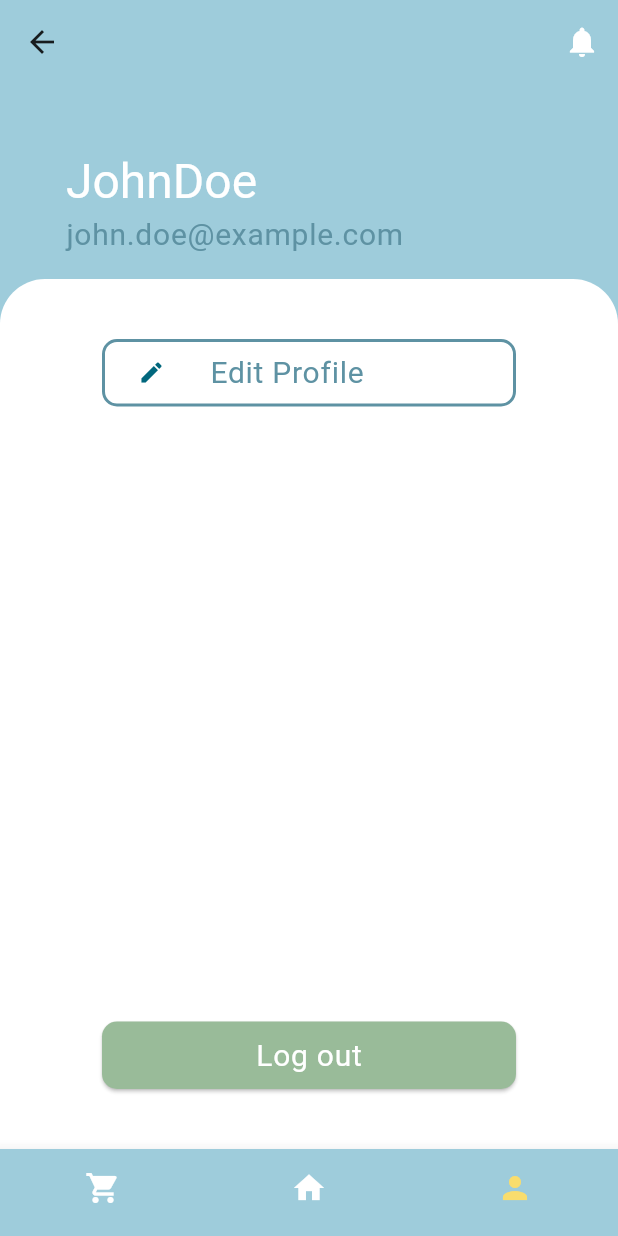
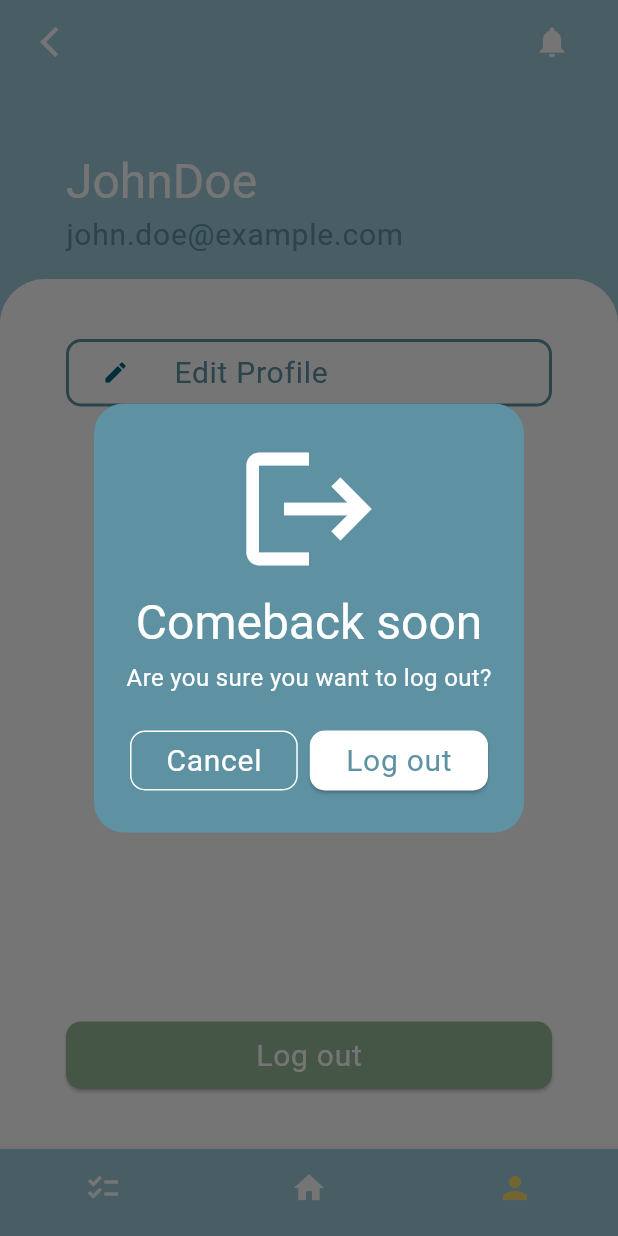
Before and after one commit to Ntckx/MyFridge, a Flutter app: the screen it shows after launch, item 3 of the bottom bar chosen, after a tap on "Log out", on a phone screen of 412 x 824 dp. Run offline on Flutter 3.47's test engine with Material 3 defaults, Android fonts, the phone set to English and light mode, and no system bars; our stand-ins replace flutter_slidable, go_router, google_fonts; Roboto replaces fonts that are missing (Itim).

Commit message:
[EDIT] theme & navbar filename

```diff
--- a/Frontend/lib/screens/home_page.dart
+++ b/Frontend/lib/screens/home_page.dart
@@ -1,5 +1,5 @@
 import 'package:flutter/material.dart';
-import 'package:myfridgeapp/widget/navbar.dart';
+import 'package:myfridgeapp/widget/nav_bar.dart';
 import 'package:myfridgeapp/widget/custom_appbar.dart';
 import 'package:flutter_slidable/flutter_slidable.dart';
 import '../widget/myfridge_item.dart';
--- a/Frontend/lib/screens/notification_page.dart
+++ b/Frontend/lib/screens/notification_page.dart
@@ -1,5 +1,5 @@
 import 'package:flutter/material.dart';
-import 'package:myfridgeapp/widget/navbar.dart';
+import 'package:myfridgeapp/widget/nav_bar.dart';
 import 'package:myfridgeapp/widget/custom_appbar.dart';
 import 'package:myfridgeapp/widget/wrapper.dart';
 
--- a/Frontend/lib/screens/profile_page.dart
+++ b/Frontend/lib/screens/profile_page.dart
@@ -1,5 +1,5 @@
 import 'package:flutter/material.dart';
-import 'package:myfridgeapp/widget/navbar.dart';
+import 'package:myfridgeapp/widget/nav_bar.dart';
 import 'package:myfridgeapp/widget/custom_appbar.dart';
 import 'package:myfridgeapp/widget/wrapper.dart';
 import 'package:myfridgeapp/theme/color_theme.dart';
@@ -38,6 +38,83 @@ class _ProfilePageState extends State<ProfilePage> {
       'email': 'john.doe@example.com',
     };
   }
+
+  void _showLogoutDialog() {
+  showDialog(
+    context: context,
+    builder: (BuildContext context) {
+      return AlertDialog(
+        contentPadding: const EdgeInsets.all(20.0),
+        backgroundColor: AppColors.darkblue,
+        content: SingleChildScrollView(
+          child: Column(
+            mainAxisSize: MainAxisSize.min,
+            children: [
+              const Icon(
+                Icons.logout,
+                size: 100.0,
+                color: AppColors.white,
+              ),
+              const SizedBox(height: 5),
+              Text(
+                "Comeback soon",
+                style: Theme.of(context).textTheme.headlineMedium!.copyWith(
+                      color: AppColors.white,
+                    ),
+                // textAlign: TextAlign.center,
+              ),
+              const SizedBox(height: 5),
+              Text(
+                "Are you sure you want to log out?",
+                style: Theme.of(context).textTheme.bodyMedium!.copyWith(
+                      color: AppColors.white,
+                    ),
+                // textAlign: TextAlign.center,
+              ),
+            ],
+          ),
+        ),
+        actionsAlignment: MainAxisAlignment.center,
+        actions: [
+          OutlinedButton(
+            onPressed: () {
+              Navigator.of(context).pop();
+            },
+            style: Theme.of(context).outlinedButtonTheme.style!.copyWith(
+                  side: MaterialStateProperty.all<BorderSide>(
+                    const BorderSide(color: AppColors.white),
+                  ),
+                  backgroundColor:
+                      MaterialStateProperty.all<Color>(AppColors.darkblue),
+                ),
+            child: Text("Cancel",
+                style: Theme.of(context)
+                    .textTheme
+                    .bodyLarge!
+                    .copyWith(color: AppColors.white)),
+          ),
+          ElevatedButton(
+            onPressed: () {
+              Navigator.of(context).pop();
+              // Perform logout operation here
+            },
+            style: Theme.of(context).elevatedButtonTheme.style!.copyWith(
+                  backgroundColor:
+                      MaterialStateProperty.all<Color>(AppColors.white),
+                ),
+            child: Text(
+              "Log out",
+              style: Theme.of(context)
+                  .textTheme
+                  .bodyLarge!
+                  .copyWith(color: AppColors.darkblue),
+            ),
+          ),
+        ],
+      );
+    },
+  );
+}
 
   @override
   Widget build(BuildContext context) {
@@ -90,7 +167,7 @@ class _ProfilePageState extends State<ProfilePage> {
               ),
               child: Wrapper(
                 child: Padding(
-                  padding: const EdgeInsets.fromLTRB(48, 20, 48, 20),
+                  padding: const EdgeInsets.fromLTRB(24, 20, 24, 20),
                   child: Column(
                     crossAxisAlignment: CrossAxisAlignment.start,
                     children: [
@@ -121,7 +198,7 @@ class _ProfilePageState extends State<ProfilePage> {
                         height: 45,
                         width: double.infinity,
                         child: ElevatedButton(
-                          onPressed: () {},
+                          onPressed: _showLogoutDialog,
                           style: ElevatedButton.styleFrom(
                             backgroundColor: AppColors.green,
                           ),
--- a/Frontend/lib/theme/custom_theme.dart
+++ b/Frontend/lib/theme/custom_theme.dart
@@ -24,10 +24,10 @@ class CustomTheme {
         shape: MaterialStatePropertyAll(RoundedRectangleBorder(
           borderRadius: BorderRadius.circular(10),
         )),
-        foregroundColor: MaterialStatePropertyAll<Color>(
+        foregroundColor: const MaterialStatePropertyAll<Color>(
           AppColors.cream,
         ),
-        textStyle: MaterialStatePropertyAll<TextStyle>(
+        textStyle: const MaterialStatePropertyAll<TextStyle>(
           TextStyle(
             color: AppColors.cream,
           ),
@@ -72,7 +72,6 @@ class CustomTheme {
         checkColor: MaterialStateProperty.all<Color>(AppColors.white),
         side: const BorderSide(color: Colors.transparent)),
 
-
     textTheme: const TextTheme(
       headlineLarge: TextStyle(fontSize: 50, color: AppColors.black),
       headlineMedium: TextStyle(fontSize: 32, color: AppColors.black),
@@ -85,7 +84,14 @@ class CustomTheme {
     inputDecorationTheme: const InputDecorationTheme(
       border: OutlineInputBorder(
         borderRadius: BorderRadius.all(Radius.circular(10)),
+      ),
+      focusedBorder: OutlineInputBorder(
+        borderRadius: BorderRadius.all(Radius.circular(10)),
         borderSide: BorderSide(color: AppColors.darkblue),
+      ),
+      enabledBorder: OutlineInputBorder(
+        borderRadius: BorderRadius.all(Radius.circular(10)),
+        borderSide: BorderSide.none,
       ),
       labelStyle: TextStyle(
         color: AppColors.darkblue,
@@ -95,6 +101,7 @@ class CustomTheme {
       ),
       fillColor: AppColors.grey,
       filled: true,
+      contentPadding: EdgeInsets.symmetric(vertical: 10, horizontal: 10),
     ),
 
     // expansionTileTheme: const ExpansionTileThemeData(
--- a/Frontend/lib/widget/custom_appbar.dart
+++ b/Frontend/lib/widget/custom_appbar.dart
@@ -10,6 +10,18 @@ class CustomAppBar extends StatelessWidget implements PreferredSizeWidget {
   @override
   Widget build(BuildContext context) {
     return AppBar(
+      leading: Navigator.of(context).canPop()
+          ? Padding(
+              padding: const EdgeInsets.only(left: 10.0),
+              child: IconButton(
+                icon: const Icon(Icons.arrow_back_ios_new,
+                    color: AppColors.white),
+                onPressed: () {
+                  Navigator.of(context).pop();
+                },
+              ),
+            )
+          : null,
       title: Text(
         title,
         style: Theme.of(context)
@@ -24,6 +36,7 @@ class CustomAppBar extends StatelessWidget implements PreferredSizeWidget {
           },
           icon: const Icon(Icons.notifications, color: AppColors.white),
         ),
+        const SizedBox(width: 20),
       ],
       backgroundColor: AppColors.blue,
     );
--- a/Frontend/lib/widget/dialog_box.dart
+++ b/Frontend/lib/widget/dialog_box.dart
@@ -1,5 +1,4 @@
 import 'package:flutter/material.dart';
-import 'package:flutter/widgets.dart';
 import 'package:myfridgeapp/theme/color_theme.dart';
 
 class DialogBox extends StatelessWidget {
@@ -77,7 +76,7 @@ class DialogBox extends StatelessWidget {
                     OutlinedButton(
                       onPressed: onCanceled,
                       style: OutlinedButton.styleFrom(
-                        side: const BorderSide(width: 1),
+                        side: const BorderSide(width: 1, color: AppColors.darkblue),
                       ),
                       child: const Text('Cancel'),
                     ),
--- a/Frontend/lib/widget/items_tile.dart
+++ b/Frontend/lib/widget/items_tile.dart
@@ -20,7 +20,7 @@ class ItemsTile extends StatelessWidget {
   @override
   Widget build(BuildContext context) {
     return Padding(
-      padding: const EdgeInsets.fromLTRB(25, 5, 25, 25),
+      padding: const EdgeInsets.fromLTRB(10, 5, 10, 10),
       child: Slidable(
         endActionPane: ActionPane(
           motion: const ScrollMotion(),
--- a/Frontend/lib/widget/NavBar.dart
+++ b/Frontend/lib/widget/nav_bar.dart
@@ -22,7 +22,7 @@ class BottomNav extends StatelessWidget {
   Widget build(BuildContext context) {
     final paths = [
       NavItem(
-        icon: const Icon(Icons.shopping_cart),
+        icon: const Icon(Icons.checklist),
         label: 'Shopping list',
         path: "/shoppinglist",
       ),
@@ -44,7 +44,7 @@ class BottomNav extends StatelessWidget {
           return i;
         }
       }
-      return 0;
+      return -1; // Return -1 if the path is not found
     }
 
     void onChangeRoute(int index) {
@@ -55,18 +55,24 @@ class BottomNav extends StatelessWidget {
       }
     }
 
+    int currentIndex = whichIndex();
+
     return BottomNavigationBar(
       backgroundColor: AppColors.blue,
       items: <BottomNavigationBarItem>[
         for (NavItem i in paths)
           BottomNavigationBarItem(icon: i.icon, label: i.label)
       ],
-      currentIndex: whichIndex(),
+      currentIndex: currentIndex >= 0 ? currentIndex : 0,
       showSelectedLabels: false,
-      selectedItemColor: AppColors.yellow,
+      selectedItemColor: currentIndex >= 0 ? AppColors.yellow : AppColors.white,
       unselectedItemColor: AppColors.white,
       showUnselectedLabels: false,
-      onTap: onChangeRoute,
+      onTap: (index) {
+        if (index != currentIndex) {
+          onChangeRoute(index);
+        }
+      },
     );
   }
 }
```
Also changed, not shown: Frontend/lib/screens/edit_profile_page.dart (+30 -17 lines), Frontend/lib/screens/shopping_list_page.dart (+6 -3 lines).
